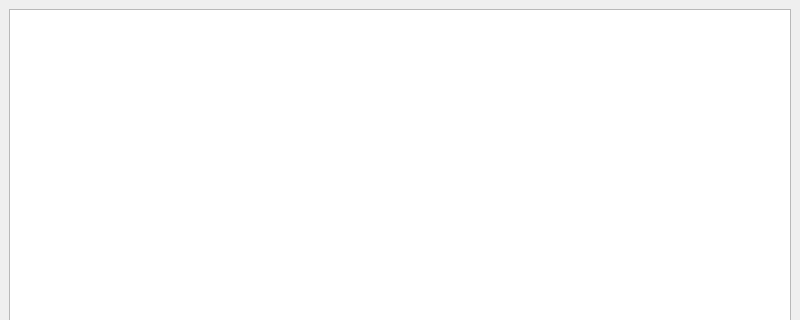
HARMONI-CAB/RayZaler, file RZGUI/SourceEditorWindow.ui: the form before one commit; both pictures show x 0 to 800 and y 0 to 320 of the 800 by 600 pixel window.
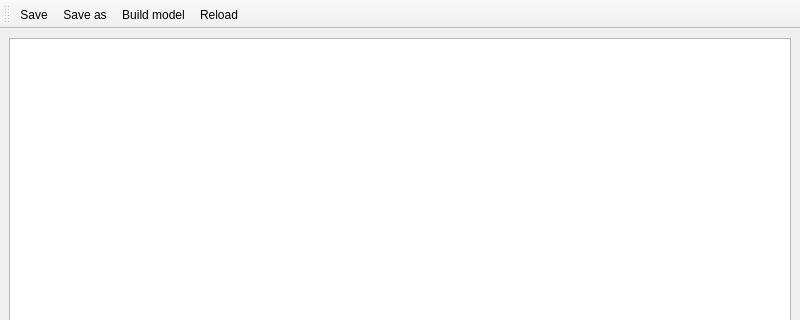
The form after the commit. Icons and pictures are not drawn.

```diff
--- a/RZGUI/SourceEditorWindow.ui
+++ b/RZGUI/SourceEditorWindow.ui
@@ -31,6 +31,69 @@
    </property>
   </widget>
   <widget class="QStatusBar" name="statusbar"/>
+  <widget class="QToolBar" name="toolBar">
+   <property name="windowTitle">
+    <string>toolBar</string>
+   </property>
+   <attribute name="toolBarArea">
+    <enum>TopToolBarArea</enum>
+   </attribute>
+   <attribute name="toolBarBreak">
+    <bool>false</bool>
+   </attribute>
+   <addaction name="actionSave"/>
+   <addaction name="actionSaveAs"/>
+   <addaction name="actionBuildModel"/>
+   <addaction name="actionReload"/>
+  </widget>
+  <action name="actionSave">
+   <property name="icon">
+    <iconset resource="icons.qrc">
+     <normaloff>:/toolbar/icons/text-x-install.svg</normaloff>:/toolbar/icons/text-x-install.svg</iconset>
+   </property>
+   <property name="text">
+    <string>&amp;Save</string>
+   </property>
+   <property name="shortcut">
+    <string>Ctrl+S</string>
+   </property>
+  </action>
+  <action name="actionSaveAs">
+   <property name="icon">
+    <iconset resource="icons.qrc">
+     <normaloff>:/toolbar/icons/document-save-as.svg</normaloff>:/toolbar/icons/document-save-as.svg</iconset>
+   </property>
+   <property name="text">
+    <string>Save &amp;as</string>
+   </property>
+   <property name="shortcut">
+    <string>Ctrl+Shift+S</string>
+   </property>
+  </action>
+  <action name="actionBuildModel">
+   <property name="icon">
+    <iconset resource="icons.qrc">
+     <normaloff>:/toolbar/icons/applications-development.svg</normaloff>:/toolbar/icons/applications-development.svg</iconset>
+   </property>
+   <property name="text">
+    <string>&amp;Build model</string>
+   </property>
+   <property name="shortcut">
+    <string>Ctrl+B</string>
+   </property>
+  </action>
+  <action name="actionReload">
+   <property name="icon">
+    <iconset resource="icons.qrc">
+     <normaloff>:/toolbar/icons/view-refresh.svg</normaloff>:/toolbar/icons/view-refresh.svg</iconset>
+   </property>
+   <property name="text">
+    <string>&amp;Reload</string>
+   </property>
+   <property name="shortcut">
+    <string>Ctrl+R</string>
+   </property>
+  </action>
  </widget>
  <resources/>
  <connections/>
```
Left out of the diff: 4 changed lines with no effect on the pictures.
